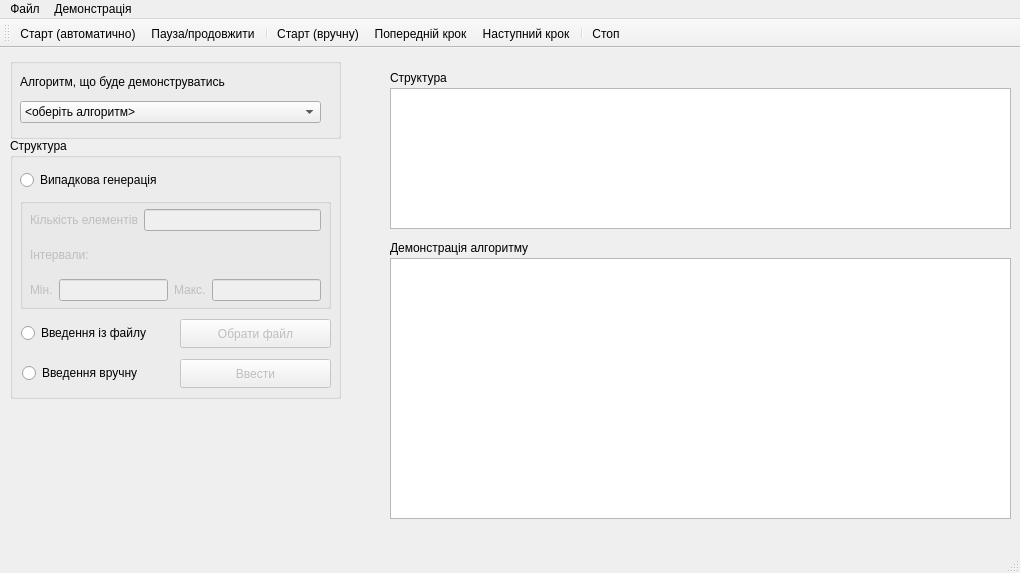
The window that Lab2Pysarenkov/mainwindow.ui (TymofiiPys/lab2Pysarenkov) describes before a commit, drawn with Qt 5.
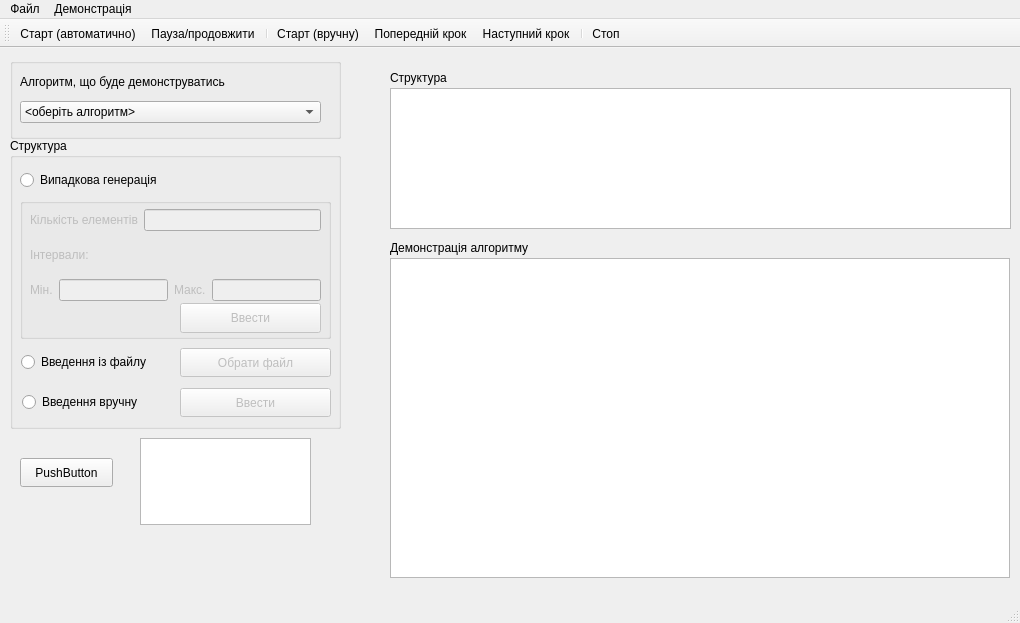
The same window after the commit. Icons and pictures are not drawn.

```diff
--- a/Lab2Pysarenkov/mainwindow.ui
+++ b/Lab2Pysarenkov/mainwindow.ui
@@ -7,9 +7,15 @@
     <x>0</x>
     <y>0</y>
     <width>1020</width>
-    <height>573</height>
+    <height>623</height>
    </rect>
   </property>
+  <property name="sizePolicy">
+   <sizepolicy hsizetype="Fixed" vsizetype="Fixed">
+    <horstretch>0</horstretch>
+    <verstretch>0</verstretch>
+   </sizepolicy>
+  </property>
   <property name="windowTitle">
    <string>Демонстрація роботи алгоритмів</string>
   </property>
@@ -19,8 +25,8 @@
      <rect>
       <x>390</x>
       <y>210</y>
-      <width>621</width>
-      <height>261</height>
+      <width>620</width>
+      <height>320</height>
      </rect>
     </property>
     <property name="toolTip">
@@ -74,7 +80,7 @@
       <x>10</x>
       <y>90</y>
       <width>331</width>
-      <height>261</height>
+      <height>291</height>
      </rect>
     </property>
     <property name="title">
@@ -102,13 +108,13 @@
        <x>10</x>
        <y>60</y>
        <width>311</width>
-       <height>111</height>
+       <height>141</height>
       </rect>
      </property>
      <property name="title">
       <string/>
      </property>
-     <widget class="QWidget" name="">
+     <widget class="QWidget" name="layoutWidget">
       <property name="geometry">
        <rect>
         <x>10</x>
@@ -165,12 +171,25 @@
        </item>
       </layout>
      </widget>
+     <widget class="QPushButton" name="pushButton_rnd">
+      <property name="geometry">
+       <rect>
+        <x>160</x>
+        <y>105</y>
+        <width>141</width>
+        <height>30</height>
+       </rect>
+      </property>
+      <property name="text">
+       <string>Ввести</string>
+      </property>
+     </widget>
     </widget>
     <widget class="QRadioButton" name="radioButton_file">
      <property name="geometry">
       <rect>
        <x>11</x>
-       <y>183</y>
+       <y>212</y>
        <width>152</width>
        <height>24</height>
       </rect>
@@ -186,7 +205,7 @@
      <property name="geometry">
       <rect>
        <x>170</x>
-       <y>181</y>
+       <y>210</y>
        <width>151</width>
        <height>29</height>
       </rect>
@@ -199,7 +218,7 @@
      <property name="geometry">
       <rect>
        <x>12</x>
-       <y>223</y>
+       <y>252</y>
        <width>143</width>
        <height>24</height>
       </rect>
@@ -215,7 +234,7 @@
      <property name="geometry">
       <rect>
        <x>170</x>
-       <y>221</y>
+       <y>250</y>
        <width>151</width>
        <height>29</height>
       </rect>
@@ -280,6 +299,29 @@
      <string>Структура</string>
     </property>
    </widget>
+   <widget class="QPushButton" name="pushButton_print">
+    <property name="geometry">
+     <rect>
+      <x>20</x>
+      <y>410</y>
+      <width>93</width>
+      <height>29</height>
+     </rect>
+    </property>
+    <property name="text">
+     <string>PushButton</string>
+    </property>
+   </widget>
+   <widget class="QPlainTextEdit" name="plainTextEdit">
+    <property name="geometry">
+     <rect>
+      <x>140</x>
+      <y>390</y>
+      <width>171</width>
+      <height>87</height>
+     </rect>
+    </property>
+   </widget>
   </widget>
   <widget class="QMenuBar" name="menubar">
    <property name="geometry">
```
Left out of the diff: 9 changed lines with no effect on the pictures.
